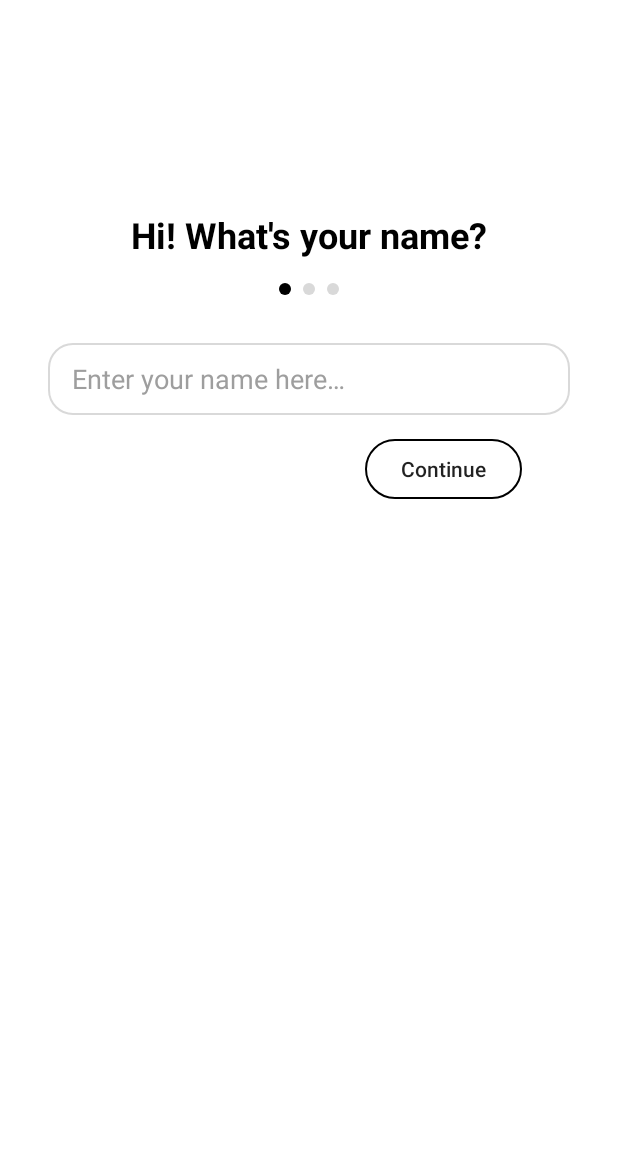
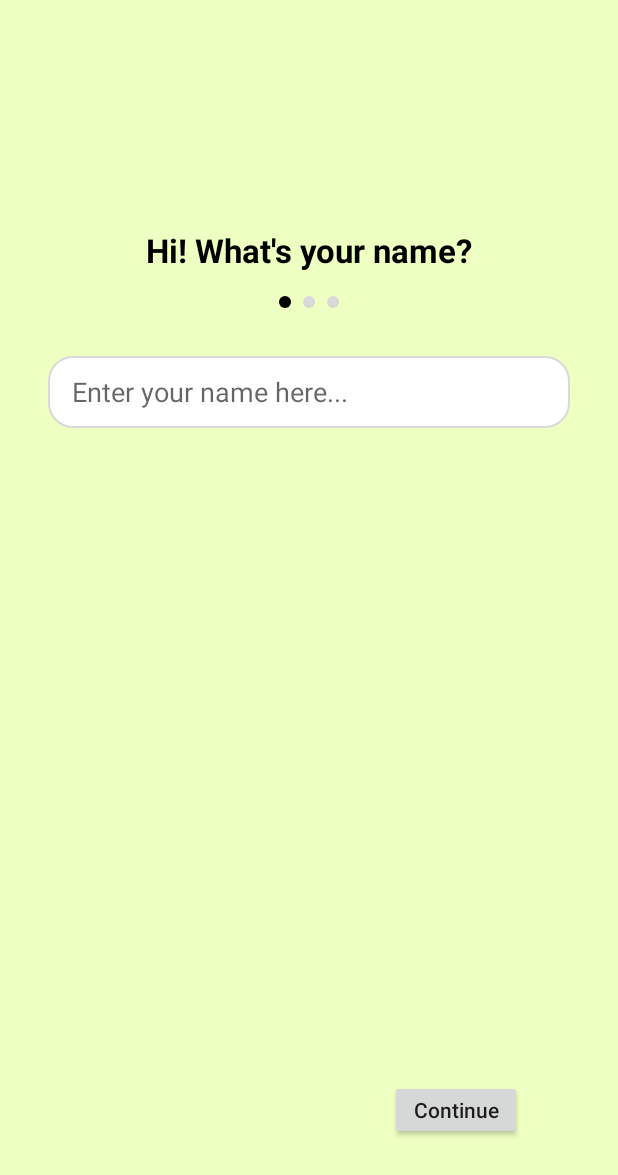
Before and after one commit to awelotta/Lingonary, an Android app built with Jetpack Compose: the screen it shows after launch (OnboardingNameActivity), on a phone screen of 412 x 824 dp. Shown: the top 1175 px of the screen. Run offline under Robolectric (Android 15) with nearby library versions, the phone set to English and light mode, and no system bars.

Commit message:
Updates for App 12/2/25

```diff
--- /dev/null
+++ b/app/src/main/res/drawable/onboarding_arrow_background.xml
@@ -0,0 +1,6 @@
+<?xml version="1.0" encoding="utf-8"?>
+<shape xmlns:android="http://schemas.android.com/apk/res/android"
+    android:shape="oval">
+    <solid android:color="@android:color/white"/>
+    <stroke android:width="1dp" android:color="#BDBDBD"/>
+</shape>
--- /dev/null
+++ b/app/src/main/res/drawable/onboarding_card_background.xml
@@ -0,0 +1,6 @@
+<?xml version="1.0" encoding="utf-8"?>
+<shape xmlns:android="http://schemas.android.com/apk/res/android"
+    android:shape="rectangle">
+    <solid android:color="@android:color/white"/>
+    <corners android:radius="30dp"/>
+</shape>
--- a/app/src/main/res/layout/activity_onboarding_learning_language.xml
+++ b/app/src/main/res/layout/activity_onboarding_learning_language.xml
@@ -91,7 +91,7 @@
         app:layout_constraintStart_toStartOf="parent"
         app:layout_constraintEnd_toEndOf="parent" />
 
-    <!-- Back & Continue at bottom -->
+    <!-- Bottom Back / Continue -->
     <Button
         android:id="@+id/btnBack3"
         android:layout_width="wrap_content"
@@ -100,8 +100,6 @@
         android:layout_marginBottom="32dp"
         android:text="@string/onboarding_back"
         android:textAllCaps="false"
-        android:textSize="14sp"
-        android:background="@drawable/bg_pill_outline"
         app:layout_constraintBottom_toBottomOf="parent"
         app:layout_constraintStart_toStartOf="parent" />
 
@@ -113,8 +111,6 @@
         android:layout_marginBottom="32dp"
         android:text="@string/onboarding_continue"
         android:textAllCaps="false"
-        android:textSize="14sp"
-        android:background="@drawable/bg_pill_outline"
         app:layout_constraintBottom_toBottomOf="parent"
         app:layout_constraintEnd_toEndOf="parent" />
 
--- a/app/src/main/res/layout/activity_onboarding_name.xml
+++ b/app/src/main/res/layout/activity_onboarding_name.xml
@@ -1,23 +1,23 @@
 <?xml version="1.0" encoding="utf-8"?>
-<androidx.constraintlayout.widget.ConstraintLayout
-    xmlns:android="http://schemas.android.com/apk/res/android"
+<androidx.constraintlayout.widget.ConstraintLayout xmlns:android="http://schemas.android.com/apk/res/android"
     xmlns:app="http://schemas.android.com/apk/res-auto"
     android:layout_width="match_parent"
     android:layout_height="match_parent"
-    android:background="@color/white">
+    android:background="#EEFFC2"
+    android:padding="32dp">
 
     <TextView
-        android:id="@+id/tvGreeting"
+        android:id="@+id/tvQuestion1"
         android:layout_width="wrap_content"
         android:layout_height="wrap_content"
-        android:layout_marginTop="140dp"
-        android:text="@string/onboarding_name_title"
-        android:textSize="24sp"
+        android:layout_marginTop="120dp"
+        android:text="Hi! What\'s your name?"
+        android:textColor="@android:color/black"
+        android:textSize="22sp"
         android:textStyle="bold"
-        android:textColor="@color/black"
-        app:layout_constraintTop_toTopOf="parent"
+        app:layout_constraintEnd_toEndOf="parent"
         app:layout_constraintStart_toStartOf="parent"
-        app:layout_constraintEnd_toEndOf="parent" />
+        app:layout_constraintTop_toTopOf="parent" />
 
     <LinearLayout
         android:id="@+id/llDots1"
@@ -25,9 +25,9 @@
         android:layout_height="wrap_content"
         android:layout_marginTop="16dp"
         android:orientation="horizontal"
-        app:layout_constraintTop_toBottomOf="@id/tvGreeting"
+        app:layout_constraintEnd_toEndOf="parent"
         app:layout_constraintStart_toStartOf="parent"
-        app:layout_constraintEnd_toEndOf="parent">
+        app:layout_constraintTop_toBottomOf="@id/tvQuestion1">
 
         <View
             android:layout_width="8dp"
@@ -51,29 +51,24 @@
         android:layout_width="0dp"
         android:layout_height="48dp"
         android:layout_marginTop="32dp"
-        android:layout_marginStart="32dp"
-        android:layout_marginEnd="32dp"
-        android:hint="@string/onboarding_hint_name"
         android:background="@drawable/bg_name_input"
+        android:hint="Enter your name here..."
+        android:inputType="textPersonName"
         android:paddingStart="16dp"
         android:paddingEnd="16dp"
-        android:textColor="@color/black"
-        android:textColorHint="@color/gray_medium"
-        app:layout_constraintTop_toBottomOf="@id/llDots1"
+        app:layout_constraintEnd_toEndOf="parent"
         app:layout_constraintStart_toStartOf="parent"
-        app:layout_constraintEnd_toEndOf="parent" />
+        app:layout_constraintTop_toBottomOf="@id/llDots1" />
 
     <Button
         android:id="@+id/btnContinue1"
         android:layout_width="wrap_content"
         android:layout_height="40dp"
-        android:layout_marginTop="16dp"
         android:layout_marginEnd="32dp"
+        android:layout_marginBottom="32dp"
         android:text="@string/onboarding_continue"
         android:textAllCaps="false"
-        android:textSize="14sp"
-        android:background="@drawable/bg_pill_outline"
-        app:layout_constraintTop_toBottomOf="@id/etName"
-        app:layout_constraintEnd_toEndOf="@id/etName" />
+        app:layout_constraintBottom_toBottomOf="parent"
+        app:layout_constraintEnd_toEndOf="parent" />
 
 </androidx.constraintlayout.widget.ConstraintLayout>
--- a/app/src/main/res/layout/activity_onboarding_native_language.xml
+++ b/app/src/main/res/layout/activity_onboarding_native_language.xml
@@ -4,7 +4,7 @@
     xmlns:app="http://schemas.android.com/apk/res-auto"
     android:layout_width="match_parent"
     android:layout_height="match_parent"
-    android:background="#F8FFE8">
+    android:background="#EEFFC2">
 
     <TextView
         android:id="@+id/tvQuestion2"
@@ -99,8 +99,6 @@
         android:layout_marginBottom="32dp"
         android:text="@string/onboarding_back"
         android:textAllCaps="false"
-        android:textSize="14sp"
-        android:background="@drawable/bg_pill_outline"
         app:layout_constraintBottom_toBottomOf="parent"
         app:layout_constraintStart_toStartOf="parent" />
 
@@ -112,8 +110,6 @@
         android:layout_marginBottom="32dp"
         android:text="@string/onboarding_continue"
         android:textAllCaps="false"
-        android:textSize="14sp"
-        android:background="@drawable/bg_pill_outline"
         app:layout_constraintBottom_toBottomOf="parent"
         app:layout_constraintEnd_toEndOf="parent" />
 
--- a/app/src/main/res/values/colors.xml
+++ b/app/src/main/res/values/colors.xml
@@ -15,4 +15,5 @@
     <color name="quiz_background">#EBE9E9</color>
     <color name="quiz_answer_box">#FCFCF4</color>
     <color name="quiz_correct_answer">#D9D56B</color>
+    <color name="onboarding_name_background">#F8FFE8</color>
 </resources>
```
Also changed, not shown: app/src/main/java/com/example/lingonary/HomeFragment.java (+11 -0 lines), app/src/main/java/com/example/lingonary/PodcastListDialogFragment.java (added, +47 -0 lines), app/src/main/java/com/example/lingonary/adapters/PodcastAdapter.java (added, +52 -0 lines), app/src/main/java/com/example/lingonary/models/Podcast.java (added, +19 -0 lines), app/src/main/res/drawable/onboarding_name_background.xml (added, +17 -0 lines), app/src/main/res/layout/dialog_podcast_list.xml (added, +11 -0 lines), app/src/main/res/layout/item_podcast.xml (added, +21 -0 lines).
